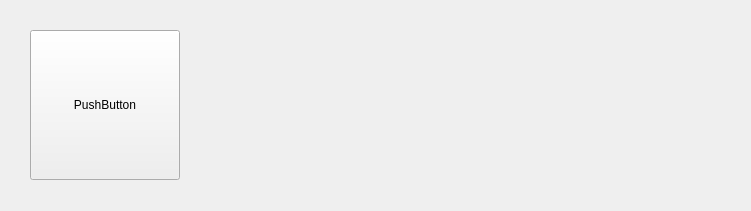
First picture: the form in shablon_list.ui, repository Albertlll/Mem_generator, before the edit.
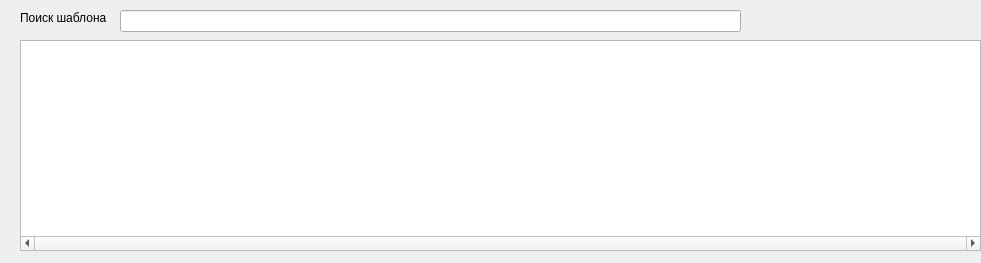
Second picture: the form after the edit.

The edit to the form file:
```diff
--- a/shablon_list.ui
+++ b/shablon_list.ui
@@ -6,24 +6,104 @@
    <rect>
     <x>0</x>
     <y>0</y>
-    <width>751</width>
-    <height>211</height>
+    <width>981</width>
+    <height>263</height>
    </rect>
   </property>
   <property name="windowTitle">
    <string>Form</string>
   </property>
-  <widget class="QPushButton" name="pushButton">
+  <widget class="QLabel" name="label">
    <property name="geometry">
     <rect>
-     <x>30</x>
-     <y>30</y>
-     <width>150</width>
-     <height>150</height>
+     <x>20</x>
+     <y>10</y>
+     <width>101</width>
+     <height>16</height>
     </rect>
    </property>
    <property name="text">
-    <string>PushButton</string>
+    <string>Поиск шаблона</string>
+   </property>
+  </widget>
+  <widget class="QLineEdit" name="search_edit">
+   <property name="geometry">
+    <rect>
+     <x>120</x>
+     <y>10</y>
+     <width>621</width>
+     <height>22</height>
+    </rect>
+   </property>
+  </widget>
+  <widget class="QListWidget" name="list_of_shablons">
+   <property name="geometry">
+    <rect>
+     <x>20</x>
+     <y>40</y>
+     <width>961</width>
+     <height>211</height>
+    </rect>
+   </property>
+   <property name="minimumSize">
+    <size>
+     <width>0</width>
+     <height>0</height>
+    </size>
+   </property>
+   <property name="styleSheet">
+    <string notr="true">QListWidget::item { margin: 50px;}</string>
+   </property>
+   <property name="lineWidth">
+    <number>1</number>
+   </property>
+   <property name="verticalScrollBarPolicy">
+    <enum>Qt::ScrollBarAlwaysOff</enum>
+   </property>
+   <property name="horizontalScrollBarPolicy">
+    <enum>Qt::ScrollBarAlwaysOn</enum>
+   </property>
+   <property name="autoScroll">
+    <bool>true</bool>
+   </property>
+   <property name="autoScrollMargin">
+    <number>16</number>
+   </property>
+   <property name="alternatingRowColors">
+    <bool>false</bool>
+   </property>
+   <property name="iconSize">
+    <size>
+     <width>100</width>
+     <height>100</height>
+    </size>
+   </property>
+   <property name="verticalScrollMode">
+    <enum>QAbstractItemView::ScrollPerItem</enum>
+   </property>
+   <property name="isWrapping" stdset="0">
+    <bool>false</bool>
+   </property>
+   <property name="resizeMode">
+    <enum>QListView::Fixed</enum>
+   </property>
+   <property name="layoutMode">
+    <enum>QListView::SinglePass</enum>
+   </property>
+   <property name="spacing">
+    <number>0</number>
+   </property>
+   <property name="viewMode">
+    <enum>QListView::IconMode</enum>
+   </property>
+   <property name="uniformItemSizes">
+    <bool>false</bool>
+   </property>
+   <property name="batchSize">
+    <number>100</number>
+   </property>
+   <property name="selectionRectVisible">
+    <bool>true</bool>
    </property>
   </widget>
  </widget>
```
